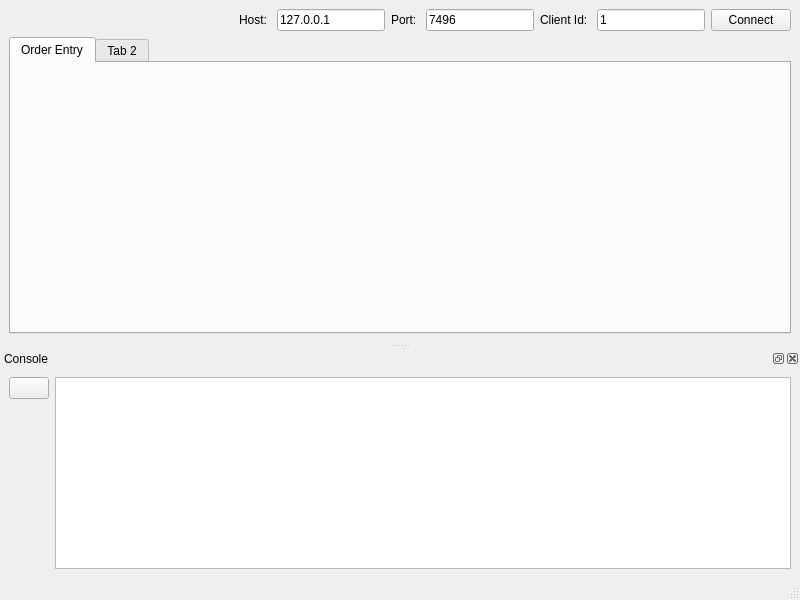
InfiniteHelios/auto-order-TWS-api-demo-app, file src/main/ui/main_window.ui: the form before one commit.
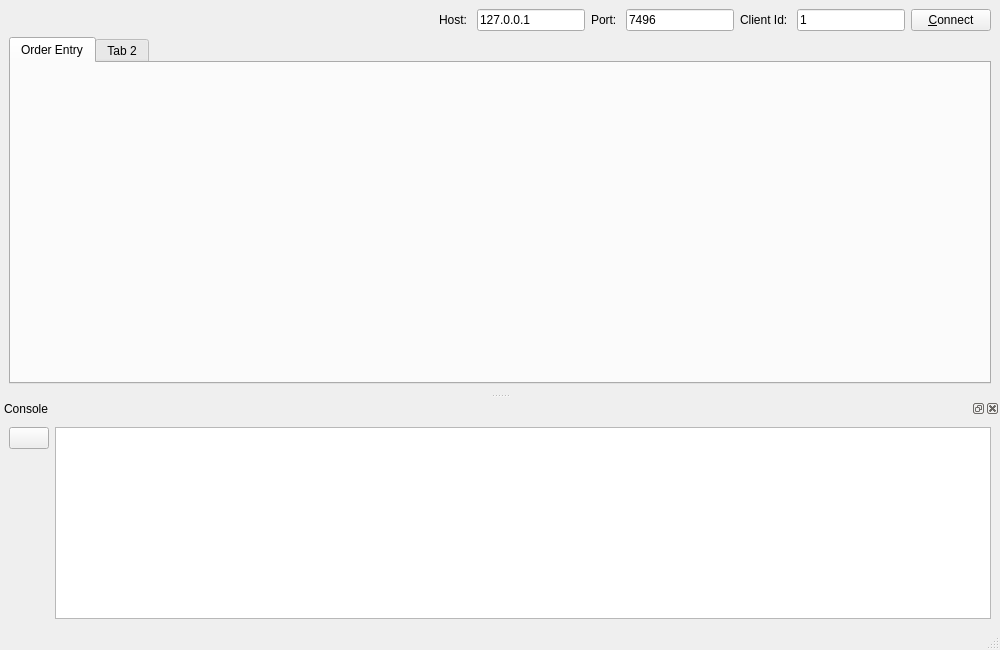
The form after the commit. Icons and pictures are not drawn. Custom widgets are drawn as their Qt base class.

Diff of the .ui file:
```diff
--- a/src/main/ui/main_window.ui
+++ b/src/main/ui/main_window.ui
@@ -6,13 +6,16 @@
    <rect>
     <x>0</x>
     <y>0</y>
-    <width>800</width>
-    <height>600</height>
+    <width>1000</width>
+    <height>650</height>
    </rect>
   </property>
   <property name="windowTitle">
    <string>Interactive Broker TWS API Client</string>
   </property>
+  <property name="styleSheet">
+   <string notr="true">font: 10pt &quot;Arial&quot;;</string>
+  </property>
   <widget class="QWidget" name="centralwidget">
    <layout class="QVBoxLayout" name="verticalLayout">
     <item>
@@ -93,7 +96,7 @@
       <item>
        <widget class="QPushButton" name="btnConnect">
         <property name="text">
-         <string>Connect</string>
+         <string>&amp;Connect</string>
         </property>
        </widget>
       </item>
```
Left out of the diff: 4 changed lines with no effect on the pictures.
